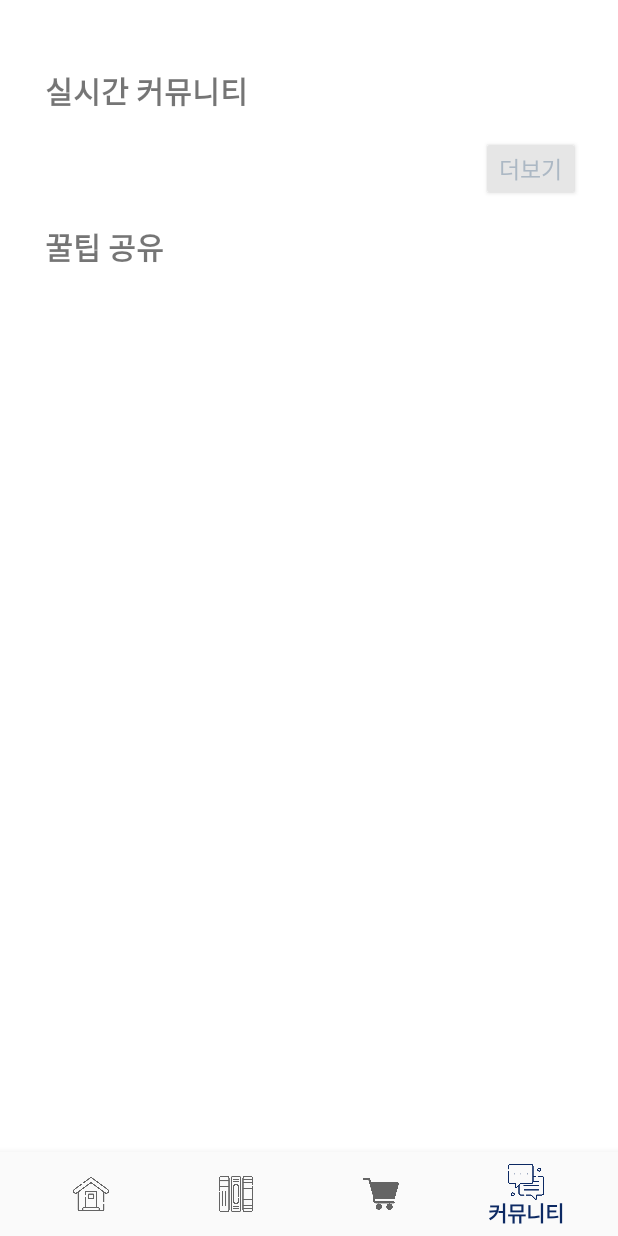
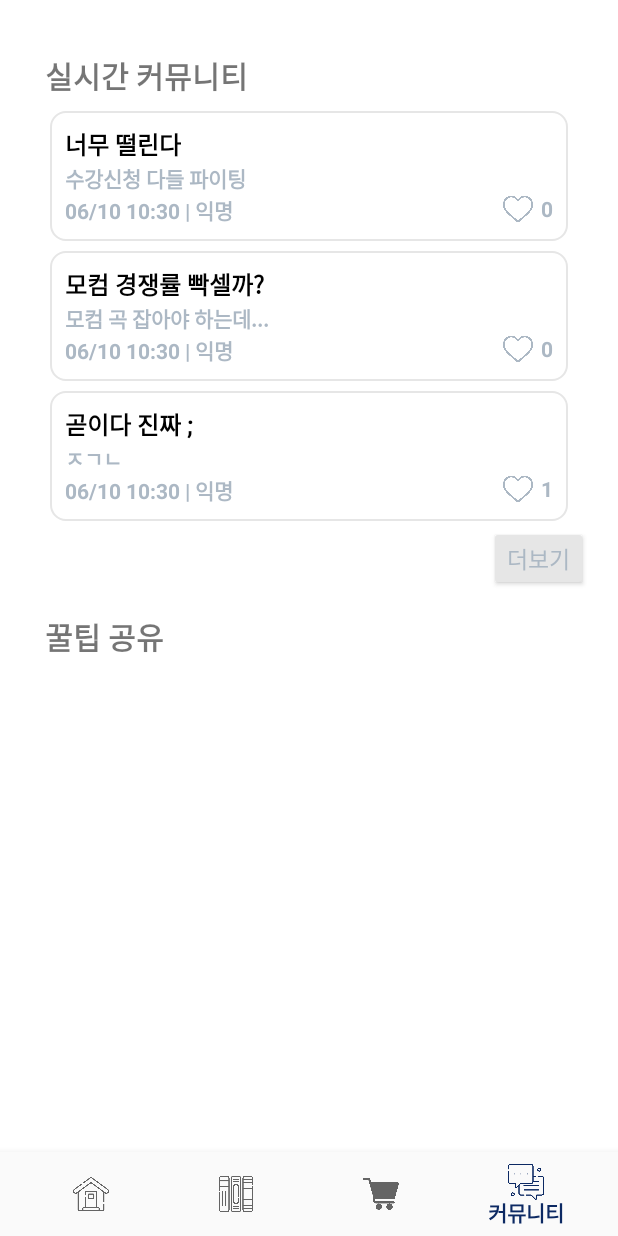
Before and after one commit to ahnsunnyyoung/mju_applying_lecture_app, an Android app: the screen it shows after launch (MainActivity), item 4 of the bottom bar chosen, on a phone screen of 412 x 824 dp. Run offline under Robolectric (Android 15) with nearby library versions, the phone set to English and light mode, and no system bars; our stand-ins replace navigation-ui.

Commit message:
실시간 커뮤니티 액티비티 추가 및 리사이클러뷰 어댑터 연동

```diff
--- a/app/src/main/AndroidManifest.xml
+++ b/app/src/main/AndroidManifest.xml
@@ -33,6 +33,11 @@
             android:parentActivityName=".MainActivity"
             android:exported="true">
         </activity>
+        <activity
+            android:name=".CommunityLiveActivity"
+            android:parentActivityName=".MainActivity"
+            android:exported="true">
+        </activity>
     </application>
 
 </manifest>
--- a/app/src/main/java/com/example/finalproject/LoginActivity.kt
+++ b/app/src/main/java/com/example/finalproject/LoginActivity.kt
@@ -8,8 +8,10 @@ import android.util.Log
 import androidx.appcompat.app.AlertDialog
 import androidx.appcompat.app.AppCompatActivity
 import com.example.finalproject.data.Lecture
+import com.example.finalproject.data.Post
 import com.example.finalproject.data.User
 import com.example.finalproject.databinding.ActivityLoginBinding
+import java.sql.Timestamp
 
 class LoginActivity : AppCompatActivity() {
 
@@ -38,6 +40,15 @@ class LoginActivity : AppCompatActivity() {
             arrayOf(arrayOf(),arrayOf()), //사회과학대학
             arrayOf(arrayOf()), //법과대학
             arrayOf(arrayOf(),arrayOf()) //경영대학
+        )
+
+        val liveCommunityPostDataArray:ArrayList<Post> = arrayListOf<Post>(
+            Post(0,"너무 떨린다","수강신청 다들 파이팅", Timestamp(System.currentTimeMillis()),true,0),
+            Post(1,"모컴 경쟁률 빡셀까?","모컴 곡 잡아야 하는데...", Timestamp(System.currentTimeMillis()),true,0),
+            Post(2,"곧이다 진짜 ;","ㅈㄱㄴ", Timestamp(System.currentTimeMillis()),true,1),
+            Post(3,"꿀팁 ㄹㅇ ㅋㅋ","수강신청 전엔 명상이지!", Timestamp(System.currentTimeMillis()),true,6),
+            Post(4,"배고프당","점심 뭐 먹지", Timestamp(System.currentTimeMillis()),true,5),
+            Post(5,"종강 언제 해","개강부터 해야 할 텐데", Timestamp(System.currentTimeMillis()),true,16),
         )
 
         var userArrayList: ArrayList<User> = arrayListOf<User>(
--- /dev/null
+++ b/app/src/main/java/com/example/finalproject/data/Post.kt
@@ -0,0 +1,11 @@
+package com.example.finalproject.data
+
+import java.sql.Timestamp
+
+class Post (val id:Int,
+            val title:String,
+            val content:String,
+            val timestamp: Timestamp,
+            val isUnkown:Boolean,
+            val likeNum:Int) {
+}
--- a/app/src/main/java/com/example/finalproject/ui/community/CommunityFragment.kt
+++ b/app/src/main/java/com/example/finalproject/ui/community/CommunityFragment.kt
@@ -1,10 +1,15 @@
 package com.example.finalproject.ui.community
 
+import android.content.Intent
 import android.os.Bundle
 import android.view.LayoutInflater
 import android.view.View
 import android.view.ViewGroup
 import androidx.fragment.app.Fragment
+import androidx.recyclerview.widget.LinearLayoutManager
+import com.example.finalproject.CommunityLiveActivity
+import com.example.finalproject.LoginActivity.Companion.liveCommunityPostDataArray
+import com.example.finalproject.data.Post
 import com.example.finalproject.databinding.FragmentCommunityBinding
 
 class CommunityFragment : Fragment() {
@@ -23,6 +28,15 @@ class CommunityFragment : Fragment() {
         _binding = FragmentCommunityBinding.inflate(inflater, container, false)
         val root: View = binding.root
 
+        binding.communityLiveBtn.setOnClickListener {
+            val intent: Intent = Intent(activity, CommunityLiveActivity::class.java)
+            startActivity(intent)
+        }
+
+        val liveCommunityPostAdapter = LiveCommunityPostAdapter(liveCommunityPostDataArray.slice(0..2) as ArrayList<Post>)
+        binding.communityLiveRecyclerview.layoutManager = LinearLayoutManager(context)
+        binding.communityLiveRecyclerview.adapter = liveCommunityPostAdapter
+
         return root
     }
 
--- /dev/null
+++ b/app/src/main/java/com/example/finalproject/ui/community/LiveCommunityPostAdapter.kt
@@ -0,0 +1,34 @@
+package com.example.finalproject.ui.community
+
+import android.annotation.SuppressLint
+import android.view.LayoutInflater
+import android.view.ViewGroup
+import androidx.recyclerview.widget.RecyclerView
+import com.example.finalproject.data.Post
+import com.example.finalproject.databinding.LiveCommunityPostViewBinding
+import com.example.finalproject.ui.picked.PickedLecturesAdapter
+import java.text.SimpleDateFormat
+
+class LiveCommunityPostAdapter(
+    private val dataSet: ArrayList<Post>,
+    ): RecyclerView.Adapter<LiveCommunityPostAdapter.MyViewHolder>() {
+        var count:Int = dataSet.size
+        class MyViewHolder(val binding: LiveCommunityPostViewBinding) : RecyclerView.ViewHolder(binding.root)
+
+        override fun getItemCount() = dataSet.size
+
+        override fun onCreateViewHolder(parent: ViewGroup, viewType: Int): MyViewHolder {
+            return MyViewHolder(LiveCommunityPostViewBinding.inflate(LayoutInflater.from(parent.context),parent,false))
+        }
+
+        @SuppressLint("SetTextI18n", "NotifyDataSetChanged")
+        override fun onBindViewHolder(holder: MyViewHolder, position: Int) {
+            val binding = (holder as MyViewHolder).binding
+            val post = dataSet[position]
+            val sdf = SimpleDateFormat("MM/dd HH:mm")
+            binding.title.text = post.title
+            binding.content.text = post.content
+            binding.timestamp.text = sdf.format(post.timestamp)
+            binding.like.text = post.likeNum.toString()
+        }
+}
--- /dev/null
+++ b/app/src/main/res/drawable/heart_filled_fit.xml
@@ -0,0 +1,6 @@
+<layer-list xmlns:android="http://schemas.android.com/apk/res/android">
+    <item
+        android:width="20dp"
+        android:height="20dp"
+        android:drawable="@drawable/heart_filled" />
+</layer-list>
--- /dev/null
+++ b/app/src/main/res/drawable/heart_fit.xml
@@ -0,0 +1,6 @@
+<layer-list xmlns:android="http://schemas.android.com/apk/res/android">
+    <item
+        android:width="20dp"
+        android:height="20dp"
+        android:drawable="@drawable/heart" />
+</layer-list>
--- /dev/null
+++ b/app/src/main/res/drawable/rounded_post_card_view.xml
@@ -0,0 +1,13 @@
+<?xml version="1.0" encoding="utf-8"?>
+<selector xmlns:android="http://schemas.android.com/apk/res/android">
+    <item>
+        <shape android:shape="rectangle">
+            <solid android:color="#ffffff"/>
+            <corners android:radius="10dp" />
+            <stroke
+                android:width="1.5dp"
+                android:color="@color/gray_200"
+                />
+        </shape>
+    </item>
+</selector>
--- /dev/null
+++ b/app/src/main/res/layout/activity_community_live_post.xml
@@ -0,0 +1,6 @@
+<?xml version="1.0" encoding="utf-8"?>
+<androidx.constraintlayout.widget.ConstraintLayout xmlns:android="http://schemas.android.com/apk/res/android"
+    android:layout_width="match_parent"
+    android:layout_height="match_parent">
+
+</androidx.constraintlayout.widget.ConstraintLayout>
--- a/app/src/main/res/layout/fragment_community.xml
+++ b/app/src/main/res/layout/fragment_community.xml
@@ -15,7 +15,7 @@
         android:orientation="vertical"
         android:layout_marginTop="15dp"
         android:gravity="center"
-        android:padding="10dp">
+        android:paddingHorizontal="10dp">
         <TextView
             android:layout_width="match_parent"
             android:layout_height="wrap_content"
@@ -27,17 +27,19 @@
             android:id="@+id/community_live_recyclerview"
             android:layout_width="match_parent"
             android:layout_height="0dp"
+            android:layout_marginTop="5dp"
             android:layout_weight="1"/>
     </LinearLayout>
 
     <Button
+        android:id="@+id/community_live_btn"
         android:layout_width="wrap_content"
         android:layout_height="wrap_content"
         android:backgroundTint="@color/gray_200"
         android:textColor="@color/gray_500"
         android:textSize="15sp"
         android:layout_gravity="right"
-        android:layout_margin="5dp"
+        android:layout_marginBottom="5dp"
         android:minHeight="30dp"
         android:minWidth="50dp"
         android:text="더보기" />
--- a/app/src/main/res/layout/fragment_info.xml
+++ b/app/src/main/res/layout/fragment_info.xml
@@ -6,6 +6,7 @@
     android:layout_height="match_parent"
     tools:context=".ui.info.InfoFragment"
     android:orientation="vertical"
+    android:background="@color/white"
     android:layout_marginBottom="50dp">
 
     <LinearLayout
--- a/app/src/main/res/layout/lectures_uni_layout_parent.xml
+++ b/app/src/main/res/layout/lectures_uni_layout_parent.xml
@@ -7,6 +7,7 @@ android:layout_width="match_parent"
     android:layout_height="match_parent"
     android:padding="10dp"
     android:background="@drawable/rounded_shadow_layout"
+    android:backgroundTint="@color/teal_200"
     android:outlineProvider="paddedBounds"
     android:orientation="horizontal">
 
@@ -15,10 +16,10 @@ android:orientation="horizontal">
     android:layout_width="wrap_content"
     android:layout_height="wrap_content"
     android:textSize="18sp"
-    android:textColor="@color/teal_500"
+    android:textColor="@color/white"
     android:text="교양필수"
     android:drawableLeft="@drawable/notice_icon_fit"
-    android:drawableTint="@color/teal_500"
+    android:drawableTint="@color/white"
     android:drawablePadding="10dp"/>
 
 </LinearLayout>
--- a/app/src/main/res/layout/lectures_uni_layout_second.xml
+++ b/app/src/main/res/layout/lectures_uni_layout_second.xml
@@ -6,7 +6,7 @@
     android:layout_height="wrap_content"
     android:padding="10dp"
     android:background="@drawable/rounded_shadow_layout"
-    android:backgroundTint="@color/teal_500"
+    android:backgroundTint="@color/teal_200"
     android:outlineProvider="paddedBounds"
     android:orientation="horizontal">
 
--- /dev/null
+++ b/app/src/main/res/layout/live_community_post_view.xml
@@ -0,0 +1,76 @@
+<?xml version="1.0" encoding="utf-8"?>
+<LinearLayout xmlns:android="http://schemas.android.com/apk/res/android"
+    android:id="@+id/item_root"
+    android:layout_width="match_parent"
+    android:layout_height="wrap_content"
+    android:background="@drawable/rounded_post_card_view"
+    android:padding="10dp"
+    android:layout_margin="3dp"
+    android:orientation="vertical">
+    <LinearLayout
+        android:layout_width="match_parent"
+        android:layout_height="wrap_content"
+        android:orientation="vertical">
+        <TextView
+            android:id="@+id/title"
+            android:text="아 너무 떨린다"
+            android:layout_width="wrap_content"
+            android:layout_height="wrap_content"
+            android:textSize="@dimen/post_title"
+            android:textColor="@color/black"
+            android:textStyle="bold"/>
+        <TextView
+            android:id="@+id/content"
+            android:layout_width="match_parent"
+            android:layout_height="wrap_content"
+            android:text="ㅈㄱㄴ"
+            android:textSize="@dimen/post_content"
+            android:textColor="@color/gray_500"
+            android:textStyle="bold"/>
+        <LinearLayout
+            android:layout_width="match_parent"
+            android:layout_height="wrap_content"
+            android:orientation="horizontal">
+            <TextView
+                android:id="@+id/timestamp"
+                android:text="3분전"
+                android:layout_width="wrap_content"
+                android:layout_height="wrap_content"
+                android:textSize="@dimen/post_content"
+                android:textColor="@color/gray_500"
+                android:textStyle="bold"/>
+            <TextView
+                android:text=" | "
+                android:layout_width="wrap_content"
+                android:layout_height="wrap_content"
+                android:textSize="@dimen/post_content"
+                android:textColor="@color/gray_500"
+                android:textStyle="bold"/>
+            <TextView
+                android:id="@+id/writer"
+                android:text="익명"
+                android:layout_width="wrap_content"
+                android:layout_height="wrap_content"
+                android:textSize="@dimen/post_content"
+                android:textColor="@color/gray_500"
+                android:textStyle="bold"/>
+            <TextView
+                android:layout_width="0dp"
+                android:layout_height="wrap_content"
+                android:layout_weight="1"/>
+            <TextView
+                android:id="@+id/like"
+                android:layout_gravity="right"
+                android:text="3"
+                android:drawablePadding="5dp"
+                android:drawableLeft="@drawable/heart_fit"
+                android:drawableTint="@color/gray_500"
+                android:layout_width="wrap_content"
+                android:layout_height="wrap_content"
+                android:textSize="@dimen/lectures_contents"
+                android:textColor="@color/gray_500"
+                android:textStyle="bold"/>
+        </LinearLayout>
+    </LinearLayout>
+
+</LinearLayout>
--- a/app/src/main/res/values/dimens.xml
+++ b/app/src/main/res/values/dimens.xml
@@ -6,4 +6,7 @@
     <dimen name="top_title">20sp</dimen>
     <dimen name="lectures_title">16sp</dimen>
     <dimen name="lectures_contents">14sp</dimen>
+
+    <dimen name="post_title">16sp</dimen>
+    <dimen name="post_content">14sp</dimen>
 </resources>
```
Also changed, not shown: app/src/main/java/com/example/finalproject/CommunityLiveActivity.kt (added, +23 -0 lines), app/src/main/java/com/example/finalproject/CommunityLivePostActivity.kt (added, +22 -0 lines), app/src/main/res/layout/activity_community_live.xml (added, +29 -0 lines), app/src/main/res/drawable/heart.png (added), app/src/main/res/drawable/heart_filled.png (added). Lines whose indentation alone changed are shown as unchanged.
